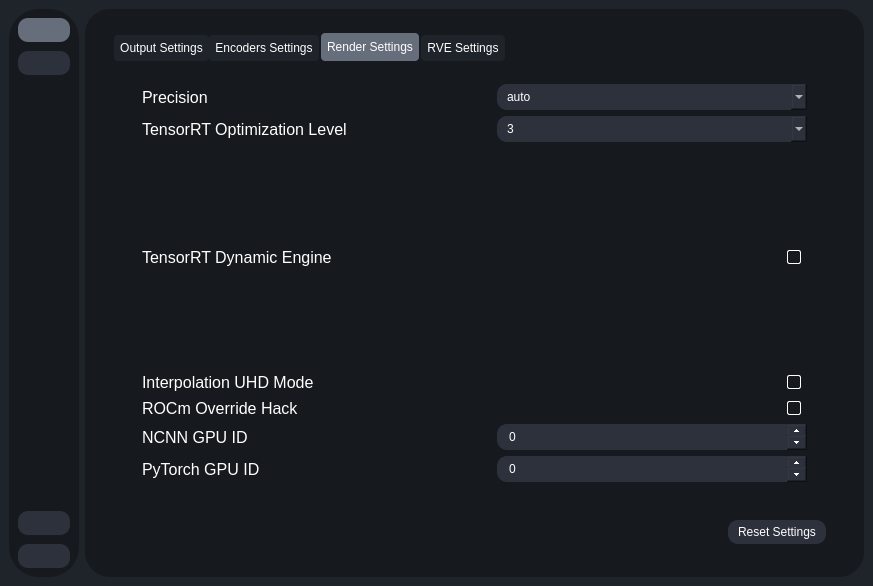
gokulmc/enhance_crop, file testRVEInterface.ui: the form before one commit.
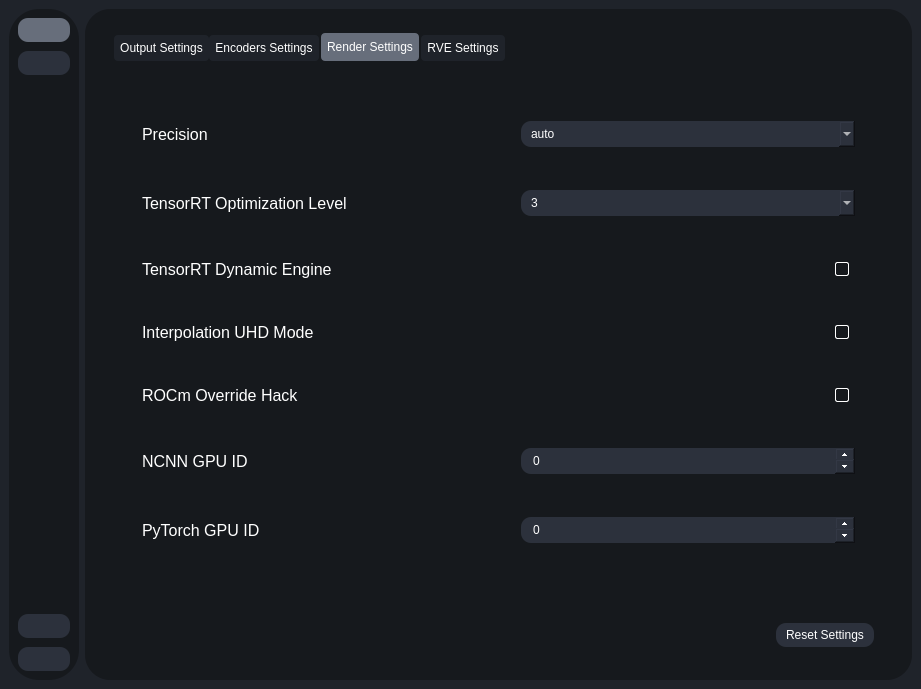
The form after the commit. The open tabs and pages were chosen to show the change. Icons and pictures are not drawn.

```diff
--- a/testRVEInterface.ui
+++ b/testRVEInterface.ui
@@ -5,8 +5,8 @@
    <rect>
     <x>0</x>
     <y>0</y>
-    <width>0</width>
-    <height>0</height>
+    <width>921</width>
+    <height>689</height>
    </rect>
   </property>
   <property name="sizePolicy">
@@ -4766,7 +4766,7 @@
                            <item>
                             <widget class="QCheckBox" name="dynamic_tensorrt_engine">
                              <property name="sizePolicy">
-                              <sizepolicy hsizetype="Minimum" vsizetype="Minimum">
+                              <sizepolicy hsizetype="Minimum" vsizetype="Fixed">
                                <horstretch>0</horstretch>
                                <verstretch>0</verstretch>
                               </sizepolicy>
```
Left out of the diff: 281 changed lines with no effect on the pictures.
